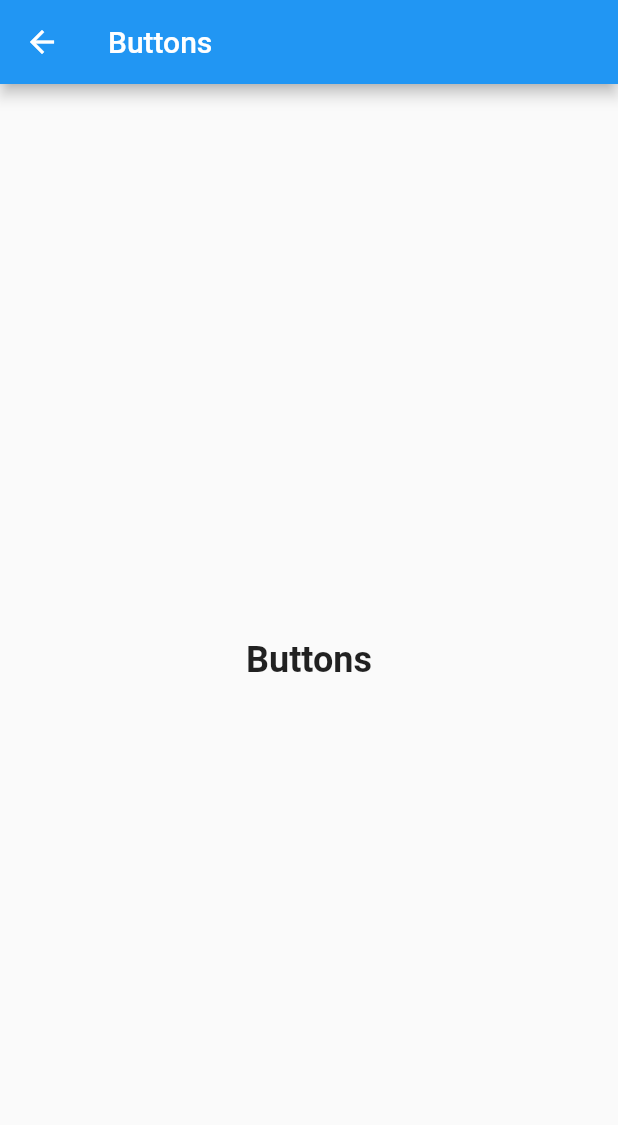
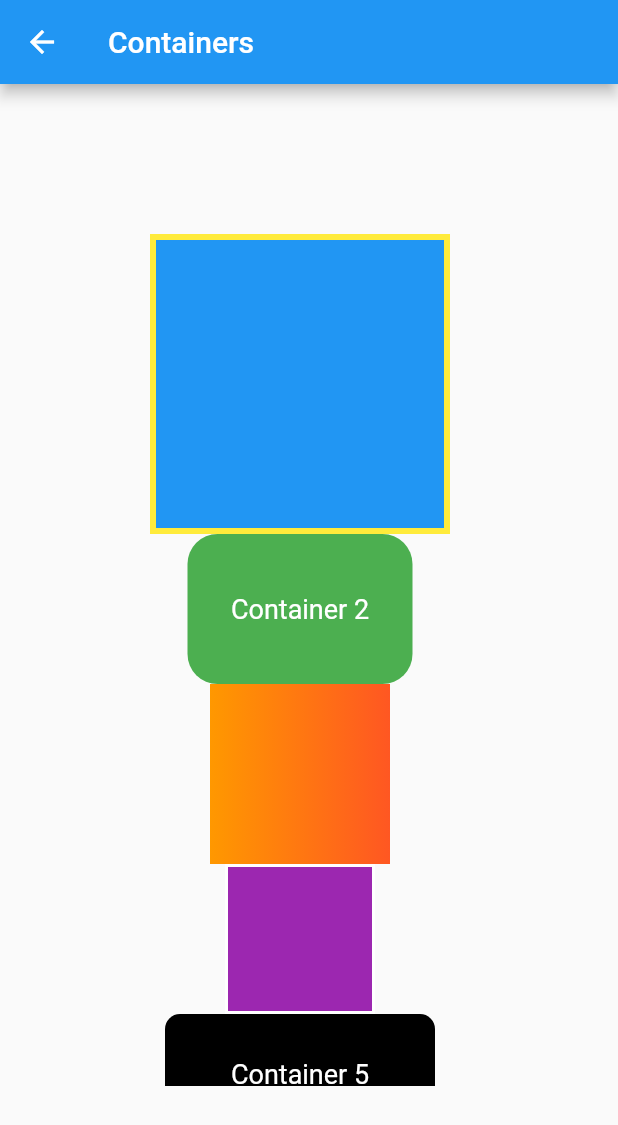
Before and after one commit to develonursahin/neon_apps_academy, a Flutter app: the screen it shows after launch, after a tap on "Buttons", on a phone screen of 412 x 824 dp. Shown: the top 1125 px of the screen. Run offline on Flutter 3.47's test engine with Material 2 defaults, Android fonts, the phone set to English and light mode, and no system bars; our stand-ins replace carousel_slider, charts_flutter, flutter_rating_bar, shared_preferences; network calls fail.

Commit message:
create: main, container, views

```diff
--- a/4- UI Widgets/ui_widgets_app/lib/main.dart
+++ b/4- UI Widgets/ui_widgets_app/lib/main.dart
@@ -1,4 +1,5 @@
 import 'package:flutter/material.dart';
+import 'package:ui_widgets_app/views/container_view.dart';
 
 void main() {
   runApp(MyApp());
@@ -57,7 +58,14 @@ class ContainerGrid extends StatelessWidget {
               Navigator.push(
                 context,
                 MaterialPageRoute(
-                  builder: (context) => PageDetail(pageName: pageNames[index]),
+                  builder: (context) {
+                    switch (pageNames[index]) {
+                      case 'Container':
+                        return ContainerScreen();
+                      default:
+                        return ContainerScreen();
+                    }
+                  },
                 ),
               );
             },
@@ -82,27 +90,3 @@ class ContainerGrid extends StatelessWidget {
     );
   }
 }
-
-class PageDetail extends StatelessWidget {
-  final String pageName;
-
-  PageDetail({required this.pageName});
-
-  @override
-  Widget build(BuildContext context) {
-    return Scaffold(
-      appBar: AppBar(
-        title: Text(pageName),
-      ),
-      body: Center(
-        child: Text(
-          pageName,
-          style: TextStyle(
-            fontSize: 24,
-            fontWeight: FontWeight.bold,
-          ),
-        ),
-      ),
-    );
-  }
-}
--- a/4- UI Widgets/ui_widgets_app/lib/views/container_view.dart
+++ b/4- UI Widgets/ui_widgets_app/lib/views/container_view.dart
@@ -1,18 +1,17 @@
 import 'package:flutter/material.dart';
 
-class CustomContainerScreen extends StatelessWidget {
+class ContainerScreen extends StatelessWidget {
   @override
   Widget build(BuildContext context) {
     return Scaffold(
       appBar: AppBar(
-        title: Text('Custom Containers'),
+        title: Text('Containers'),
       ),
-      body: SingleChildScrollView(
-        child: Padding(
-          padding: EdgeInsets.all(16.0),
+      body: Container(
+        margin: EdgeInsets.all(100),
+        child: SingleChildScrollView(
           child: Column(
             children: [
-              // 1. Mavi container, kalın border, border rengi sarı
               Container(
                 width: 200,
                 height: 200,
@@ -24,8 +23,6 @@ class CustomContainerScreen extends StatelessWidget {
                   ),
                 ),
               ),
-
-              // 2. Yeşil container, border radius 20, içerisinde beyaz metin
               Container(
                 width: 150,
                 height: 100,
@@ -43,8 +40,6 @@ class CustomContainerScreen extends StatelessWidget {
                   ),
                 ),
               ),
-
-              // 3. Turuncu container, gradient arka plan
               Container(
                 width: 120,
                 height: 120,
@@ -54,8 +49,6 @@ class CustomContainerScreen extends StatelessWidget {
                   ),
                 ),
               ),
-
-              // 4. Mor container, border kalınlığı 2
               Container(
                 width: 100,
                 height: 100,
@@ -67,8 +60,6 @@ class CustomContainerScreen extends StatelessWidget {
                   ),
                 ),
               ),
-
-              // 5. Siyah container, kenar yuvarlama, içerisinde beyaz metin
               Container(
                 width: 180,
                 height: 80,
@@ -86,8 +77,6 @@ class CustomContainerScreen extends StatelessWidget {
                   ),
                 ),
               ),
-
-              // 6. Sarı container, içerisinde beyaz ikon
               Container(
                 width: 80,
                 height: 80,
@@ -97,8 +86,6 @@ class CustomContainerScreen extends StatelessWidget {
                   color: Colors.white,
                 ),
               ),
-
-              // 7. Kırmızı container, gradient border
               Container(
                 width: 150,
                 height: 150,
@@ -117,8 +104,6 @@ class CustomContainerScreen extends StatelessWidget {
                   ),
                 ),
               ),
-
-              // 8. Beyaz container, içerisinde mavi ikon
               Container(
                 width: 100,
                 height: 100,
@@ -129,21 +114,18 @@ class CustomContainerScreen extends StatelessWidget {
                   size: 60.0,
                 ),
               ),
-
-              // 9. Yeşil container, içerisinde resim
               Container(
                 width: 200,
                 height: 150,
                 decoration: BoxDecoration(
                   color: Colors.green,
                   image: DecorationImage(
-                    image: AssetImage('assets/images/flower.jpg'),
+                    image: NetworkImage(
+                        'https://cdnuploads.aa.com.tr/uploads/Contents/2019/02/11/thumbs_b_c_71770f92a9a61318ebca0f88c4d338a8.jpg?v=110830'),
                     fit: BoxFit.cover,
                   ),
                 ),
               ),
-
-              // 10. Pembe container, border radius 50, içerisinde beyaz metin
               Container(
                 width: 120,
                 height: 120,
```
